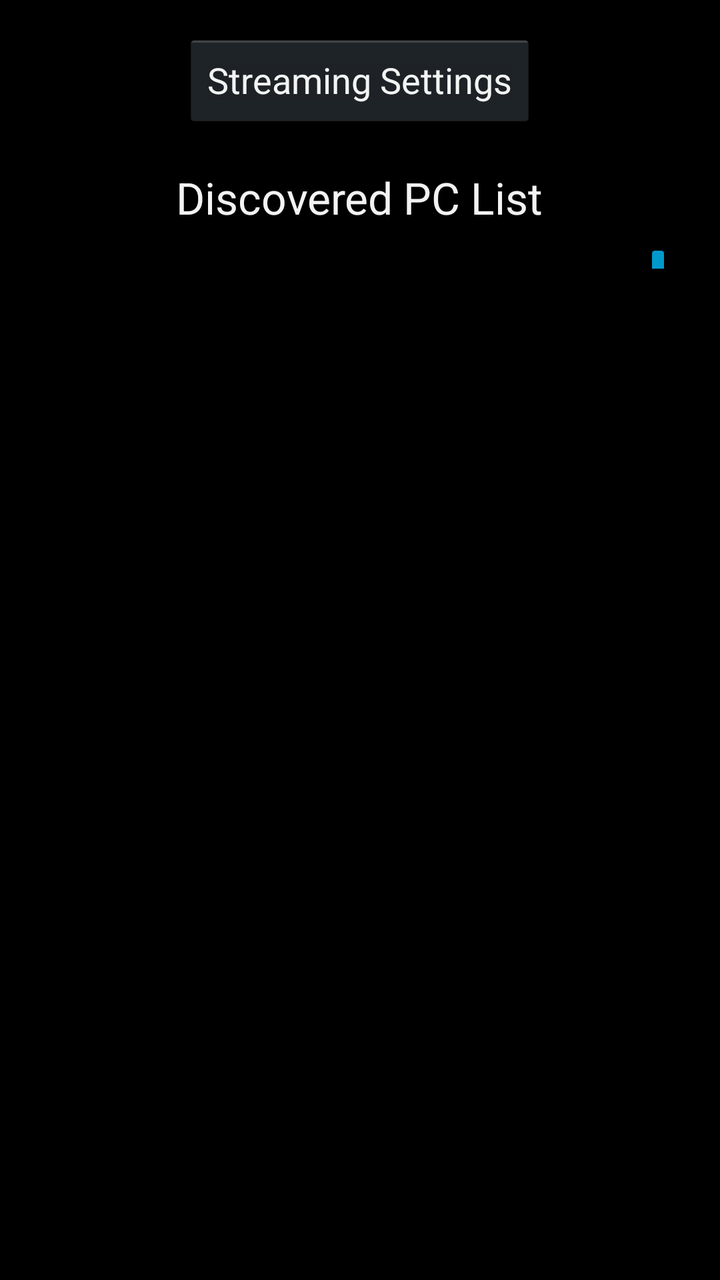
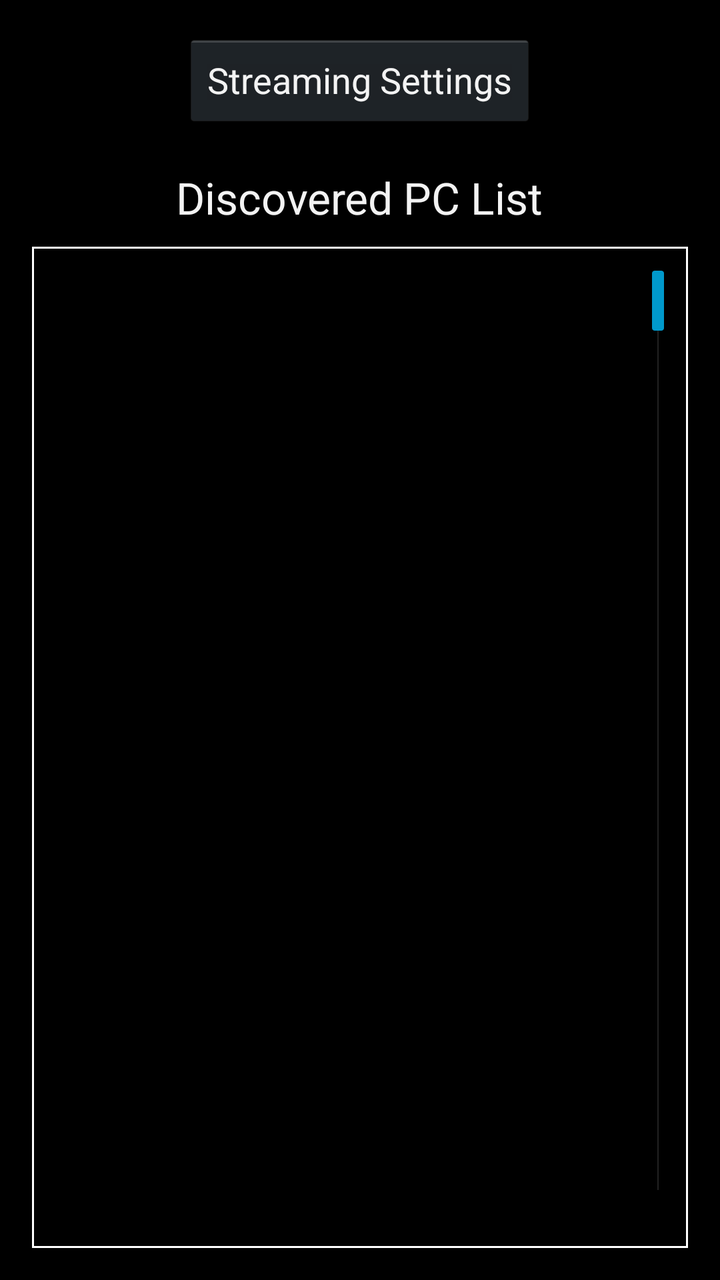

Two renders of the same Android screen: before a commit and after it. Below are the layout's source before the change and the commit's diff.
<!-- AndroidManifest.xml: application theme AppTheme -->
<!-- res/layout/activity_pc_view.xml -->
<RelativeLayout xmlns:android="http://schemas.android.com/apk/res/android"
    xmlns:tools="http://schemas.android.com/tools"
    android:layout_width="match_parent"
    android:layout_height="match_parent"
    android:paddingBottom="@dimen/activity_vertical_margin"
    android:paddingLeft="@dimen/activity_horizontal_margin"
    android:paddingRight="@dimen/activity_horizontal_margin"
    android:paddingTop="@dimen/activity_vertical_margin"
    tools:context=".PcView" >

    <ListView
        android:paddingTop="5dp"
        android:id="@+id/pcListView"
        android:layout_width="match_parent"
        android:layout_height="wrap_content"
        android:layout_alignParentLeft="true"
        android:layout_alignParentRight="true"
        android:layout_below="@+id/discoveryText"
        android:fastScrollEnabled="true"
        android:longClickable="false"
        android:paddingBottom="@dimen/activity_vertical_margin"
        android:stackFromBottom="false">

    </ListView>
    
    <TextView
        android:id="@+id/discoveryText"
        android:layout_width="wrap_content"
        android:layout_height="wrap_content"
        android:layout_centerHorizontal="true"
        android:textAppearance="?android:attr/textAppearanceLarge"
        android:layout_below="@+id/settingsButton"
        android:paddingTop="20dp"
        android:text="Discovered PC List" />

    <Button
        android:id="@+id/settingsButton"
        android:layout_width="wrap_content"
        android:layout_height="wrap_content"
        android:layout_centerHorizontal="true"
        android:layout_alignParentTop="true"
        android:text="Streaming Settings" />

</RelativeLayout>
<!-- resources referenced by this layout -->
<resources>
  <dimen name="activity_horizontal_margin">16dp</dimen>
  <dimen name="activity_vertical_margin">16dp</dimen>
  <style name="AppTheme" parent="AppBaseTheme">
          
      </style>
  <style name="AppBaseTheme" parent="android:Theme">
          
      </style>
</resources>

<!-- the commit's change to res/layout/activity_pc_view.xml (unified diff, before → after) -->
@@ -9,17 +9,17 @@
     tools:context=".PcView" >
 
     <ListView
-        android:paddingTop="5dp"
         android:id="@+id/pcListView"
         android:layout_width="match_parent"
         android:layout_height="wrap_content"
+        android:layout_alignParentBottom="true"
         android:layout_alignParentLeft="true"
         android:layout_alignParentRight="true"
         android:layout_below="@+id/discoveryText"
+        android:background="@drawable/list_view_unselected"
         android:fastScrollEnabled="true"
         android:longClickable="false"
-        android:paddingBottom="@dimen/activity_vertical_margin"
-        android:stackFromBottom="false">
+        android:stackFromBottom="false" >
 
     </ListView>
     
@@ -31,6 +31,7 @@
         android:textAppearance="?android:attr/textAppearanceLarge"
         android:layout_below="@+id/settingsButton"
         android:paddingTop="20dp"
+        android:paddingBottom="10dp"
         android:text="Discovered PC List" />
 
     <Button
<!-- resource entries referenced after the edit -->
@@ -2,6 +2,14 @@
 <resources>
   <dimen name="activity_horizontal_margin">16dp</dimen>
   <dimen name="activity_vertical_margin">16dp</dimen>
+  <!-- drawable list_view_unselected (drawable) -->
+  <?xml version="1.0" encoding="utf-8"?>
+  <shape xmlns:android="http://schemas.android.com/apk/res/android"
+      android:shape="rectangle" >
+  
+     <stroke android:width="1dip" android:color="#ffffff"/>
+     
+  </shape>
   <style name="AppTheme" parent="AppBaseTheme">
           
       </style>
